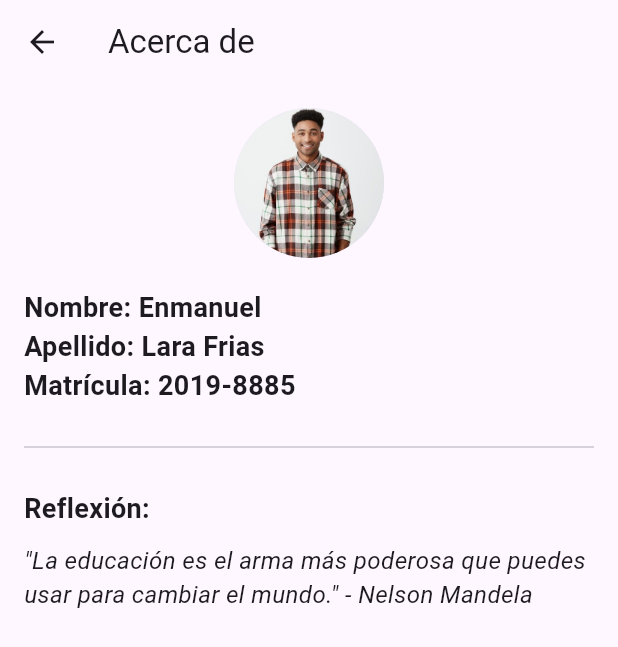
After one commit to TheLaraGG/MINERD, a Flutter app: the screen it shows after launch, after a tap on "Acerca de", on a phone screen of 412 x 824 dp. The commit adds this screen. Shown: the top 647 px of the screen. Run offline on Flutter 3.47's test engine with Material 3 defaults, Android fonts, the phone set to English and light mode, and no system bars; our stand-ins replace google_maps_flutter, image_picker, sqflite; accounts and stored records are empty.

Commit message:
About fix

```diff
--- /dev/null
+++ b/app/lib/screens/about_screen.dart
@@ -0,0 +1,51 @@
+import 'package:flutter/material.dart';
+
+class AboutScreen extends StatelessWidget {
+  @override
+  Widget build(BuildContext context) {
+    return Scaffold(
+      appBar: AppBar(
+        title: Text('Acerca de'),
+      ),
+      body: Padding(
+        padding: const EdgeInsets.all(16.0),
+        child: Column(
+          crossAxisAlignment: CrossAxisAlignment.start,
+          children: [
+            Center(
+              child: CircleAvatar(
+                radius: 50,
+                backgroundImage: AssetImage('assets/tecnico.jpg'),
+              ),
+            ),
+            SizedBox(height: 20),
+            Text(
+              'Nombre: Enmanuel',
+              style: TextStyle(fontSize: 18, fontWeight: FontWeight.bold),
+            ),
+            Text(
+              'Apellido: Lara Frias',
+              style: TextStyle(fontSize: 18, fontWeight: FontWeight.bold),
+            ),
+            Text(
+              'Matrícula: 2019-8885',
+              style: TextStyle(fontSize: 18, fontWeight: FontWeight.bold),
+            ),
+            SizedBox(height: 20),
+            Divider(),
+            SizedBox(height: 20),
+            Text(
+              'Reflexión:',
+              style: TextStyle(fontSize: 18, fontWeight: FontWeight.bold),
+            ),
+            SizedBox(height: 10),
+            Text(
+              '"La educación es el arma más poderosa que puedes usar para cambiar el mundo." - Nelson Mandela',
+              style: TextStyle(fontSize: 16, fontStyle: FontStyle.italic),
+            ),
+          ],
+        ),
+      ),
+    );
+  }
+}
--- a/app/lib/screens/home_screen.dart
+++ b/app/lib/screens/home_screen.dart
@@ -3,6 +3,7 @@ import 'incidencias_screen.dart';
 import 'visitas_screen.dart';
 import 'lista_incidencias.dart';
 import 'Lista_Visitas_screen.dart';
+import 'about_screen.dart';
 
 class HomeScreen extends StatelessWidget {
   @override
@@ -36,7 +37,7 @@ class HomeScreen extends StatelessWidget {
             onTap: () {
               Navigator.push(
                 context,
-                MaterialPageRoute(builder: (context) =>  RegistrarVisitaScreen()),
+                MaterialPageRoute(builder: (context) => RegistrarVisitaScreen()),
               );
             },
           ),
@@ -49,9 +50,15 @@ class HomeScreen extends StatelessWidget {
               );
             },
           ),
-
-
-
+          ListTile(
+            title: Text('Acerca de'),
+            onTap: () {
+              Navigator.push(
+                context,
+                MaterialPageRoute(builder: (context) => AboutScreen()),
+              );
+            },
+          ),
         ],
       ),
     );
```
Also changed, not shown: app/pubspec.yaml (+6 -69 lines), app/assets/tecnico.jpg (added), app/pubspec.lock.
